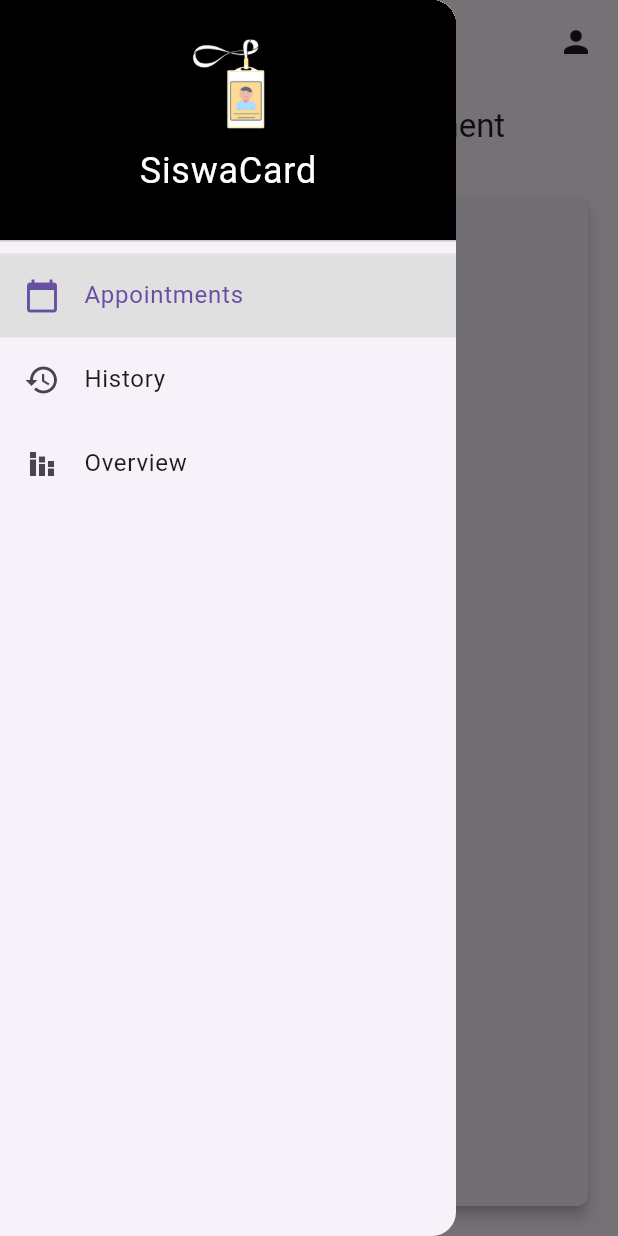
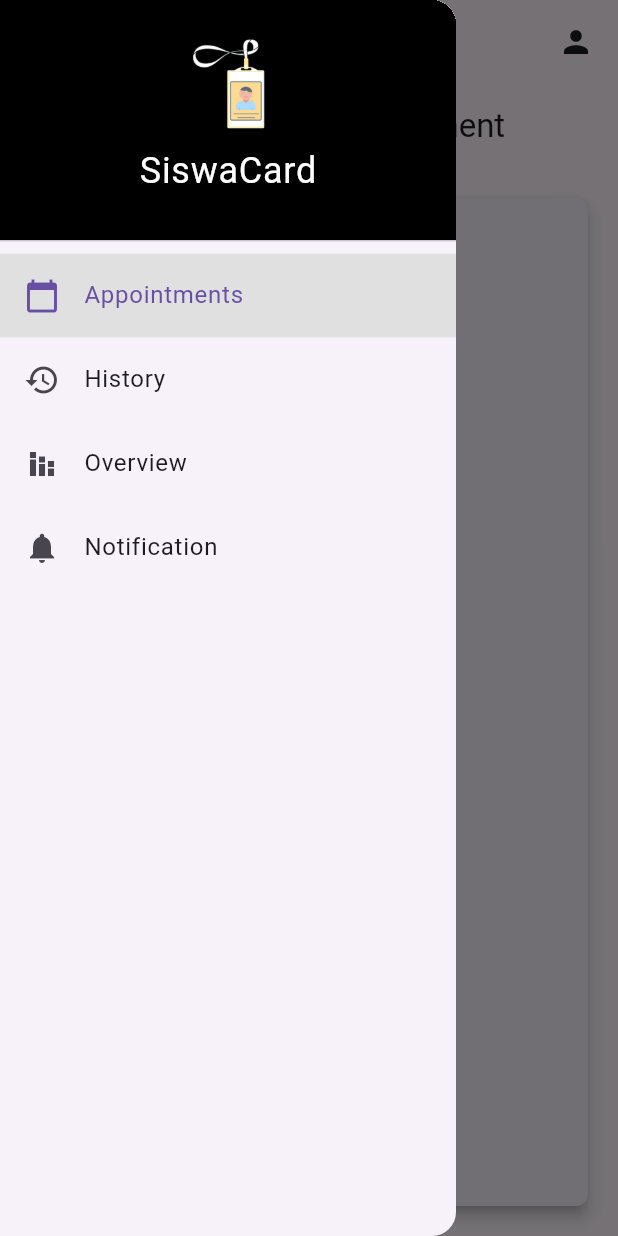
Before and after one commit to nabilahsaleh/admin_mysiswa, a Flutter app: the HomePage screen opened directly, with the side drawer open, on a phone screen of 412 x 824 dp. Run offline on Flutter 3.47's test engine with Material 3 defaults, Android fonts, the light colour scheme and no system bars; our stand-ins replace cloud_firestore, firebase_auth, firebase_core, fl_chart; accounts and stored records are empty.

Commit message:
Notification UI

```diff
--- a/lib/main.dart
+++ b/lib/main.dart
@@ -27,7 +27,7 @@ class MyApp extends StatelessWidget {
       theme: ThemeData(
         primarySwatch: Colors.blue,
       ),
-      home: HomePage(),
+      home: LoginWebPage(),
       debugShowCheckedModeBanner: false,
     );
   }
--- a/lib/webpages/appointments_webpage.dart
+++ b/lib/webpages/appointments_webpage.dart
@@ -1,12 +1,12 @@
 import 'package:cloud_firestore/cloud_firestore.dart';
 import 'package:flutter/material.dart';
 
-class AppointmentsPage extends StatefulWidget {
+class AppointmentsWebPage extends StatefulWidget {
   @override
-  _AppointmentsPageState createState() => _AppointmentsPageState();
+  _AppointmentsWebPageState createState() => _AppointmentsWebPageState();
 }
 
-class _AppointmentsPageState extends State<AppointmentsPage> {
+class _AppointmentsWebPageState extends State<AppointmentsWebPage> {
   Future<List<Map<String, dynamic>>> fetchBookingAndUserData() async {
     List<Map<String, dynamic>> combinedData = [];
 
--- a/lib/webpages/history_webpage.dart
+++ b/lib/webpages/history_webpage.dart
@@ -1,12 +1,12 @@
 import 'package:cloud_firestore/cloud_firestore.dart';
 import 'package:flutter/material.dart';
 
-class HistoryPage extends StatefulWidget {
+class HistoryWebPage extends StatefulWidget {
   @override
-  _HistoryPageState createState() => _HistoryPageState();
+  _HistoryWebPageState createState() => _HistoryWebPageState();
 }
 
-class _HistoryPageState extends State<HistoryPage> {
+class _HistoryWebPageState extends State<HistoryWebPage> {
   Future<List<Map<String, dynamic>>> fetchHistoryData() async {
     List<Map<String, dynamic>> historyData = [];
 
--- a/lib/webpages/home_webpage.dart
+++ b/lib/webpages/home_webpage.dart
@@ -1,5 +1,6 @@
 import 'package:admin_mysiswa/webpages/appointments_webpage.dart';
 import 'package:admin_mysiswa/webpages/history_webpage.dart';
+import 'package:admin_mysiswa/webpages/notifications_webpage.dart';
 import 'package:admin_mysiswa/webpages/overview_webpage.dart';
 import 'package:cloud_firestore/cloud_firestore.dart';
 import 'package:firebase_auth/firebase_auth.dart';
@@ -15,9 +16,10 @@ class _HomePageState extends State<HomePage> {
   String? _username; // Variable to hold the username
 
   final List<Widget> _pages = [
-    AppointmentsPage(),
-    HistoryPage(),
-    OverviewPage(),
+    AppointmentsWebPage(),
+    HistoryWebPage(),
+    OverviewWebPage(),
+    NotificationWebPage(),
   ];
 
   @override
@@ -99,6 +101,13 @@ class _HomePageState extends State<HomePage> {
             selectedTileColor: Colors.grey[300], // Background color when selected
             onTap: () => _onItemTapped(2),
           ),
+          ListTile(
+            leading: const Icon(Icons.notifications),
+            title: const Text('Notification'),
+            selected: _selectedIndex == 3, // Highlight if selected
+            selectedTileColor: Colors.grey[300], // Background color when selected
+            onTap: () => _onItemTapped(3),
+          ),
         ],
       ),
     );
--- a/lib/webpages/overview_webpage.dart
+++ b/lib/webpages/overview_webpage.dart
@@ -2,12 +2,12 @@ import 'package:flutter/material.dart';
 import 'package:fl_chart/fl_chart.dart';
 import 'package:cloud_firestore/cloud_firestore.dart';
 
-class OverviewPage extends StatefulWidget {
+class OverviewWebPage extends StatefulWidget {
   @override
-  _OverviewPageState createState() => _OverviewPageState();
+  _OverviewWebPageState createState() => _OverviewWebPageState();
 }
 
-class _OverviewPageState extends State<OverviewPage> {
+class _OverviewWebPageState extends State<OverviewWebPage> {
   late Future<Map<String, dynamic>> _appointmentDataFuture;
 
   @override
--- a/lib/webpages/register_webpage.dart
+++ b/lib/webpages/register_webpage.dart
@@ -2,12 +2,12 @@ import 'package:cloud_firestore/cloud_firestore.dart';
 import 'package:firebase_auth/firebase_auth.dart';
 import 'package:flutter/material.dart';
 
-class RegisterPage extends StatefulWidget {
+class RegisterWebPage extends StatefulWidget {
   @override
-  _RegisterPageState createState() => _RegisterPageState();
+  _RegisterWebPageState createState() => _RegisterWebPageState();
 }
 
-class _RegisterPageState extends State<RegisterPage> {
+class _RegisterWebPageState extends State<RegisterWebPage> {
   final _usernameController = TextEditingController();
   final _emailController = TextEditingController();
   final _passwordController = TextEditingController();
```
Also changed, not shown: lib/webpages/login_webpage.dart (+4 -4 lines), lib/webpages/notifications_webpage.dart (added, +174 -0 lines).
